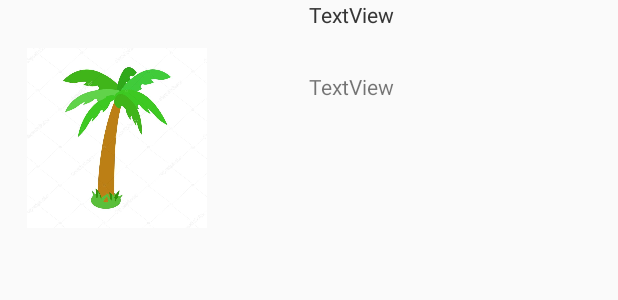
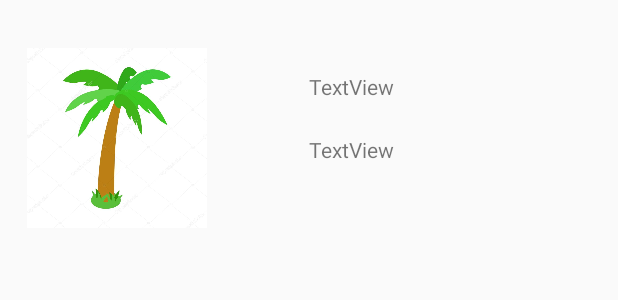
Before and after one commit to FrancoisCarlue/exam_android, an Android app: the layout destination_item.xml on its own in the app's theme, with its tools: preview values and no code run, on a phone screen of 412 x 824 dp. Shown: the top 300 px of the screen. Run offline under Robolectric (Android 15) with nearby library versions, the phone set to English and light mode, and no system bars.

```diff
--- a/app/src/main/res/layout/destination_item.xml
+++ b/app/src/main/res/layout/destination_item.xml
@@ -16,7 +16,7 @@
         tools:srcCompat="@drawable/palmier_care" />
 
     <TextView
-        android:id="@+id/txtType"
+        android:id="@+id/txtTitle"
         android:layout_width="146dp"
         android:layout_height="26dp"
         android:layout_marginStart="68dp"
@@ -27,7 +27,7 @@
         app:layout_constraintTop_toTopOf="parent" />
 
     <TextView
-        android:id="@+id/txtTitle"
+        android:id="@+id/txtType"
         android:layout_width="145dp"
         android:layout_height="26dp"
         android:layout_marginStart="68dp"
@@ -35,16 +35,5 @@
         android:layout_marginTop="16dp"
         android:text="TextView"
         app:layout_constraintStart_toEndOf="@+id/imgView"
-        app:layout_constraintTop_toBottomOf="@+id/txtTitre" />
-
-    <TextView
-        android:id="@+id/txtDescription"
-        android:layout_width="151dp"
-        android:layout_height="20dp"
-        android:layout_marginStart="68dp"
-        android:layout_marginLeft="68dp"
-        android:layout_marginTop="20dp"
-        android:text="TextView"
-        app:layout_constraintStart_toEndOf="@+id/imgView"
-        app:layout_constraintTop_toBottomOf="@+id/txtAuteur" />
+        app:layout_constraintTop_toBottomOf="@+id/txtTitle" />
 </android.support.constraint.ConstraintLayout>
```
Also changed, not shown: app/src/main/java/com/example/francois/exam_android/Destination.java (+9 -0 lines), app/src/main/java/com/example/francois/exam_android/DestinationAdapter.java (+42 -9 lines), app/src/main/java/com/example/francois/exam_android/MainActivity.java (+36 -4 lines), app/src/main/java/com/example/francois/exam_android/SplashScreen.java (+8 -4 lines).
